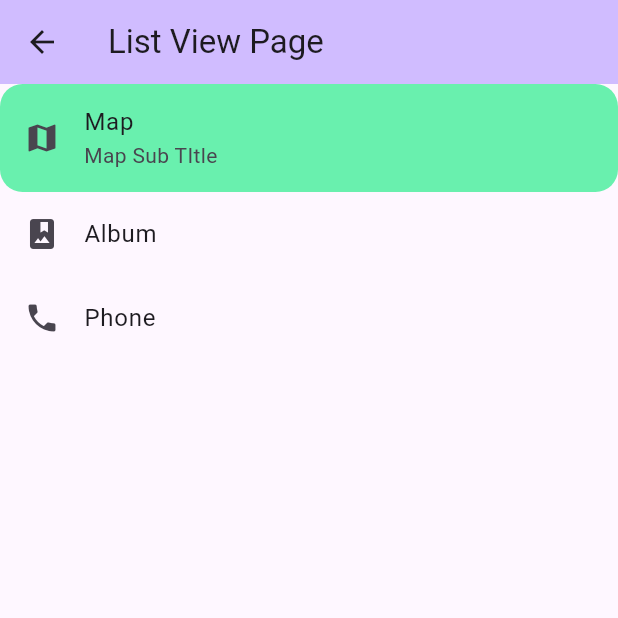
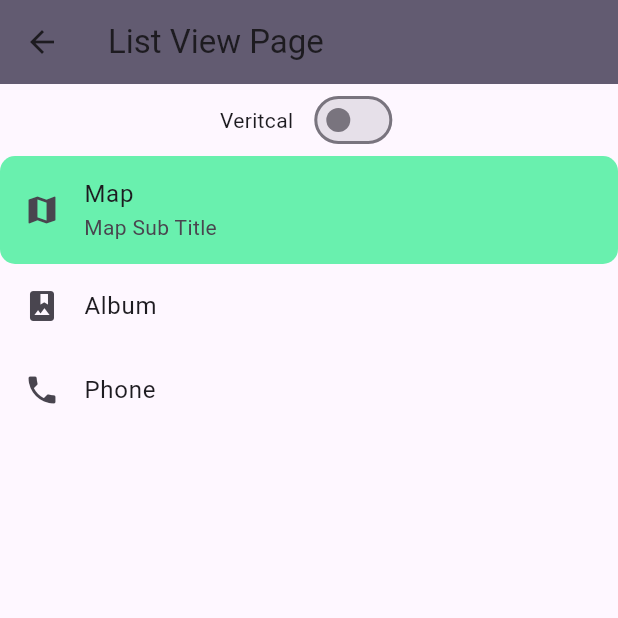
Before and after one commit to jh4843/denv_flutter_trainning, a Flutter app: the ListViewPage screen opened by its route, on a phone screen of 412 x 824 dp, the top half of it. Run offline on Flutter 3.47's test engine with Material 2 defaults, Android fonts, the phone set to English and light mode, and no system bars; our stand-ins replace cloud_firestore, dartz, equatable, firebase_auth, firebase_core, firebase_storage and 5 more; accounts and stored records are empty; generated files the repository leaves out were written again.

Commit message:
update ListView
update ListView

```diff
--- a/lib/data/repositories_impl.dart
+++ b/lib/data/repositories_impl.dart
@@ -5,7 +5,7 @@ import "./repositories/user_repository_impl.dart";
 import "./datasources/remote/remote_auth_datasource.dart";
 import "package:denv_flutter_training/domain/repositories/user_repository.dart";
 
-final userRepositoryProvider = Provider<UserRepository>(
+final userRepositoryProvider = Provider.autoDispose<UserRepository>(
   (ref) => UserRepositoryImpl(
     remoteAuthDataSource: ref.read(remoteAuthDataSourceProvider),
   ),
--- a/lib/presentation/pages/layout_pages/listview_page.dart
+++ b/lib/presentation/pages/layout_pages/listview_page.dart
@@ -1,59 +1,77 @@
 import 'package:flutter/material.dart';
+import 'package:gap/gap.dart';
 import 'package:hooks_riverpod/hooks_riverpod.dart';
 
-// explain container layout widget in flutter
-// https://flutter.dev/docs/development/ui/layout#container
-
-class ListViewPage extends StatefulHookConsumerWidget {
-  const ListViewPage({super.key, required this.title});
+class ListViewPage extends HookConsumerWidget {
+  const ListViewPage({Key? key, required this.title}) : super(key: key);
 
   final String title;
 
   @override
-  ConsumerState<ListViewPage> createState() => _ListViewPageState();
-}
+  Widget build(BuildContext context, WidgetRef ref) {
+    final isHorizontal = ref.watch(isHorizontalProvider);
 
-class _ListViewPageState extends ConsumerState<ListViewPage> {
-  @override
-  Widget build(BuildContext context) {
     return Scaffold(
       appBar: AppBar(
-          backgroundColor: Theme.of(context).colorScheme.inversePrimary,
-          title: Text(widget.title),
+        backgroundColor: Theme.of(context).colorScheme.secondary,
+        title: Text(title),
       ),
-
-        // ListView Sample Code
-        // https://api.flutter.dev/flutter/widgets/ListView-class.html
-        body: ListView(
+      body: Column(
+        children: [
+          Row(
+            mainAxisAlignment: MainAxisAlignment.center,
+            children: [
+              isHorizontal ? const Text('Horizontal') : const Text('Veritcal'),
+              const Gap(10.0),
+              Switch(
+                value: isHorizontal,
+                onChanged: (value) =>
+                    ref.read(isHorizontalProvider.notifier).toggle(),
+              ),
+            ],
+          ),
+          Expanded(
+            child: ListView(
+              scrollDirection: isHorizontal ? Axis.horizontal : Axis.vertical,
               children: <Widget>[
-            ListTile(
+                SizedBox(
+                  width: 150,
+                  child: ListTile(
                     leading: const Icon(Icons.map),
-              subtitle: const Text('Map Sub TItle'),
+                    subtitle: const Text('Map Sub Title'),
                     hoverColor: Colors.redAccent,
-              selectedColor: Colors.blueAccent,
+                    selectedTileColor: Colors.blueAccent,
                     tileColor: Colors.greenAccent,
-              shape: ShapeBorder.lerp(
-                  ShapeBorder.lerp(
-                      RoundedRectangleBorder(
+                    shape: RoundedRectangleBorder(
                         borderRadius: BorderRadius.circular(10.0)),
-                      RoundedRectangleBorder(
-                          borderRadius: BorderRadius.circular(30.0)),
-                      0.5),
-                  RoundedRectangleBorder(
-                      borderRadius: BorderRadius.circular(10.0)),
-                  0.5),
-              style: ListTileStyle.drawer,
                     title: const Text('Map'),
                   ),
-            const ListTile(
+                ),
+                const SizedBox(
+                  width: 150,
+                  child: ListTile(
                     leading: Icon(Icons.photo_album),
                     title: Text('Album'),
                   ),
-            const ListTile(
+                ),
+                const SizedBox(
+                  width: 150,
+                  child: ListTile(
                     leading: Icon(Icons.phone),
                     title: Text('Phone'),
                   ),
+                ),
               ],
-        ));
+            ),
+          ),
+        ],
+      ),
+    );
   }
 }
+
+final isHorizontalProvider = StateProvider<bool>((ref) => false);
+
+extension IsHorizontalNotifier on StateController<bool> {
+  void toggle() => state = !state;
+}
--- a/lib/presentation/providers/auth_provider.dart
+++ b/lib/presentation/providers/auth_provider.dart
@@ -0,0 +1,9 @@
+import "./state/auth_notifier.dart";
+import 'package:hooks_riverpod/hooks_riverpod.dart';
+import 'package:denv_flutter_training/domain/entities/user_entity.dart';
+
+// provider for AuthNotifier
+final authStateNotifierProvider =
+    StateNotifierProvider<AuthNotifier, UserEntity?>(
+  (ref) => AuthNotifier(ref),
+);
```
Lines whose indentation alone changed are shown as unchanged.
